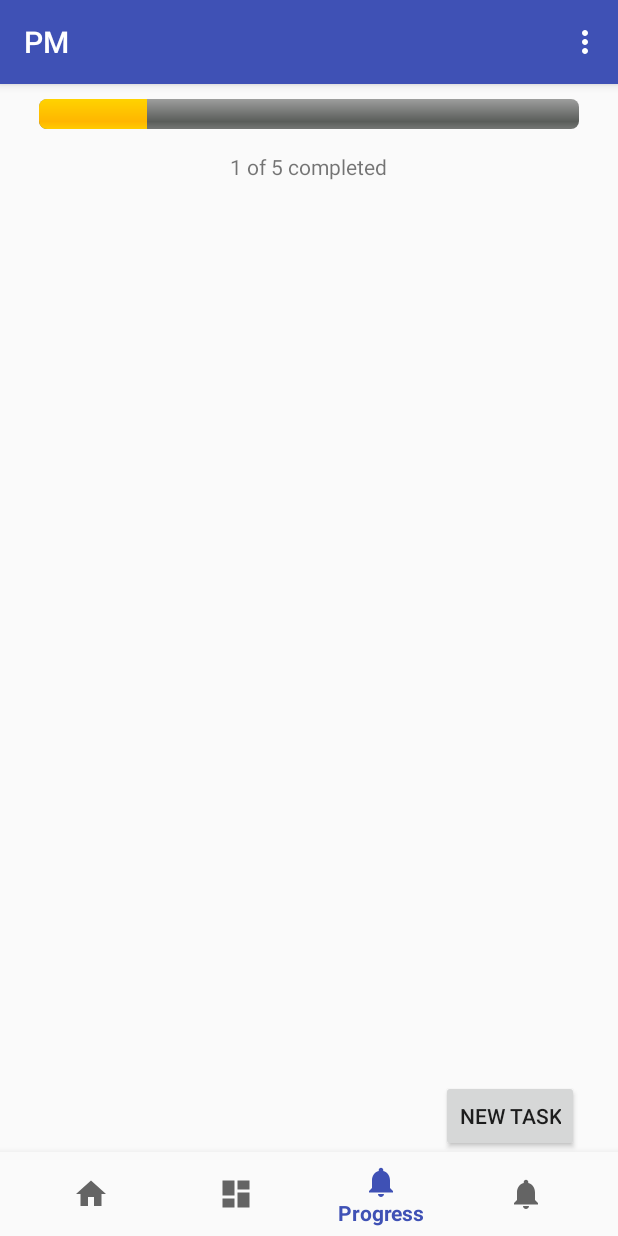
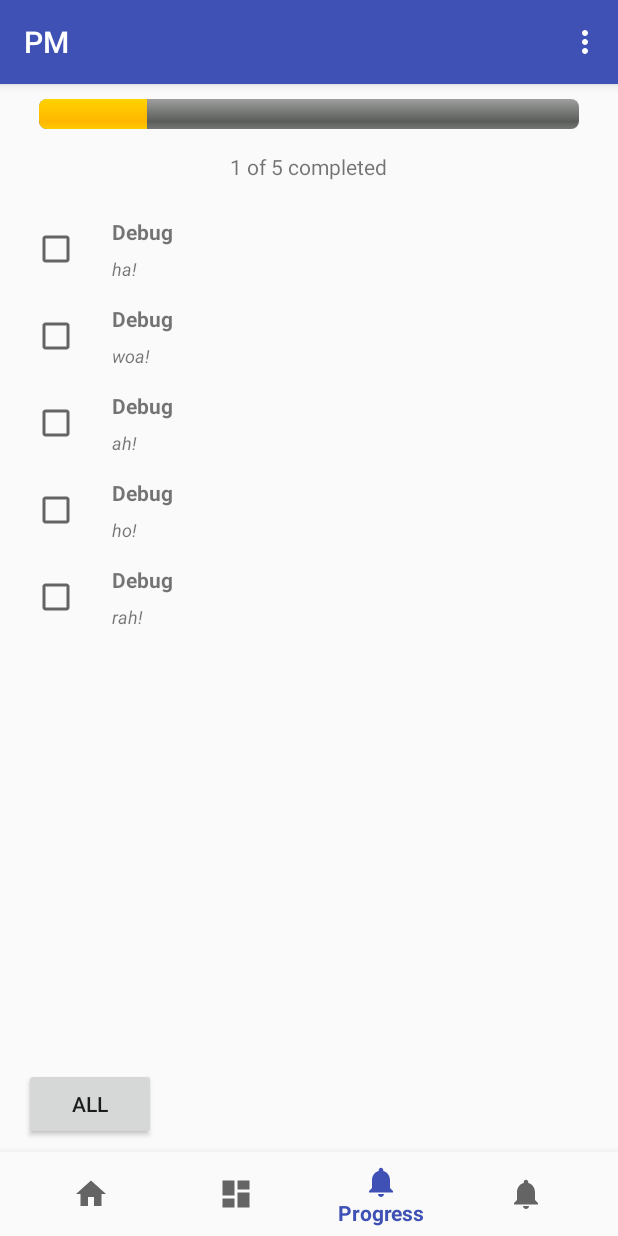
Before and after one commit to Huqicheng/ProjectManagerAPP, an Android app: the screen it shows after launch (MainActivity), item 3 of the bottom bar chosen, on a phone screen of 412 x 824 dp. Run offline under Robolectric (Android 15) with nearby library versions, the phone set to English and light mode, and no system bars; our stand-ins replace androidx.preference.

Commit message:
progress UI rework, custom adapter attempted with failure

```diff
--- a/app/src/main/java/com/example/huqicheng/pm/ProgressFragment.java
+++ b/app/src/main/java/com/example/huqicheng/pm/ProgressFragment.java
@@ -1,12 +1,26 @@
 package com.example.huqicheng.pm;
 
 import android.content.Context;
+import android.database.Cursor;
 import android.net.Uri;
 import android.os.Bundle;
 import android.app.Fragment;
+import android.provider.Settings;
+import android.util.Log;
 import android.view.LayoutInflater;
 import android.view.View;
 import android.view.ViewGroup;
+import android.widget.ArrayAdapter;
+import android.widget.CalendarView;
+import android.widget.ListView;
+
+import com.example.huqicheng.adapter.EventListAdapter;
+import com.example.huqicheng.dao.dbHandler;
+import com.example.huqicheng.dao.dbHandler2;
+import com.example.huqicheng.entity.Event;
+
+import java.util.ArrayList;
+import java.util.List;
 
 
 /**
@@ -18,6 +32,12 @@ import android.view.ViewGroup;
  * create an instance of this fragment.
  */
 public class ProgressFragment extends Fragment {
+
+    dbHandler myDb;
+    dbHandler2 myDb2;
+    int Date;
+
+
     // TODO: Rename parameter arguments, choose names that match
     // the fragment initialization parameters, e.g. ARG_ITEM_NUMBER
     private static final String ARG_PARAM1 = "param1";
@@ -46,7 +66,7 @@ public class ProgressFragment extends Fragment {
         Bundle args = new Bundle();
 //        args.putString(ARG_PARAM1, param1);
 //        args.putString(ARG_PARAM2, param2);
-        fragment.setArguments(args);
+        //fragment.setArguments(args);
         return fragment;
     }
 
@@ -63,7 +83,44 @@ public class ProgressFragment extends Fragment {
     public View onCreateView(LayoutInflater inflater, ViewGroup container,
                              Bundle savedInstanceState) {
         // Inflate the layout for this fragment
-        return inflater.inflate(R.layout.fragment_progress, container, false);
+        //myDb = new dbHandler(getActivity());
+        //Cursor res = myDb.getAllData();
+        //while (res.moveToNext()) {
+        //    if (res.getInt(0) != 0) {
+//                StringBuffer buffer = new StringBuffer();
+//
+//                buffer.append("Id :" + res.getString(0) + "\n");
+//                buffer.append("Event Name :" + res.getString(1) + "\n");
+//                buffer.append("Event Location :" + res.getString(2) + "\n");
+//                buffer.append("Event Discription :" + res.getString(3) + "\n\n");
+//                System.out.print(res.getString(1));
+
+           // }
+
+//        }
+       View view = inflater.inflate(R.layout.fragment_progress, container, false);
+//        ArrayList<Event> eventList = new ArrayList<>();
+//        for(int i = 0;i<3;i++){
+//            Event e = new Event();
+//            e.setEventID(i);
+//            e.setEventTitle("Debug " + i);
+//            e.setEventDescription("woa " + i);
+//            eventList.add(e);
+//        }
+//        ListView listView = (ListView) view.findViewById(R.id.eventlist);
+//        EventListAdapter ela = new EventListAdapter(getActivity(),null);
+//        listView.setAdapter(ela);
+//        ela.add(eventList);
+
+        String [] event_title = {"Debug1", "Debug1", "Debug3","Debug4","Debug5"};
+        String [] event_description = {"ha!", "woa!", "ah!","ho!","rah!"};
+        ListView listView = (ListView) view.findViewById(R.id.eventlist);
+        ArrayAdapter<String> listViewAdapter1 = new ArrayAdapter<String>(getActivity(),R.layout.event_list_row,R.id.title,event_title);
+        listView.setAdapter(listViewAdapter1);
+        ArrayAdapter<String> listViewAdapter2 = new ArrayAdapter<String>(getActivity(),R.layout.event_list_row,R.id.description,event_description);
+        listView.setAdapter(listViewAdapter2);
+        return view;
+
     }
 
     // TODO: Rename method, update argument and hook method into UI event
--- a/app/src/main/res/layout/fragment_progress.xml
+++ b/app/src/main/res/layout/fragment_progress.xml
@@ -30,18 +30,34 @@
     </RelativeLayout>
 
 
+    <!--<Button-->
+        <!--android:id="@+id/complete_btn"-->
+        <!--android:layout_width="wrap_content"-->
+        <!--android:layout_height="wrap_content"-->
+        <!--android:text="Completed"-->
+        <!--android:layout_alignParentBottom="true"-->
+        <!--android:layout_toEndOf="@+id/imcomplete_btn" />-->
+    <!--<Button-->
+        <!--android:id="@+id/imcomplete_btn"-->
+        <!--android:layout_width="wrap_content"-->
+        <!--android:layout_height="wrap_content"-->
+        <!--android:layout_alignParent="true"-->
+        <!--android:text="Imcomplete"-->
+        <!--android:layout_alignParentBottom="true"-->
+        <!--android:layout_toEndOf="@+id/all_btn" />-->
+
     <Button
-        android:id="@+id/add_btn"
+        android:id="@+id/all_btn"
         android:layout_width="wrap_content"
         android:layout_height="wrap_content"
-        android:layout_marginRight="10dp"
+        android:text="All"
         android:layout_alignParentBottom="true"
-        android:layout_alignParentRight="true"
-        android:text="New Task" />
+        android:layout_alignParentStart="true"
+        android:layout_marginBottom="8dp" />
 
 
     <ListView
-        android:id="@+id/tasklist"
+        android:id="@+id/eventlist"
         android:layout_width="fill_parent"
         android:layout_height="fill_parent"
         android:cacheColorHint="@android:color/transparent"
@@ -54,7 +70,7 @@
         android:paddingTop="15dp"
         android:layout_alignParentStart="true"
         android:layout_below="@+id/progressBar"
-        android:layout_above="@+id/add_btn">
+        android:layout_above="@+id/all_btn">
 
     </ListView>
 
```
Also changed, not shown: app/src/main/java/com/example/huqicheng/adapter/EventListAdapter.java (added, +85 -0 lines), app/src/main/java/com/example/huqicheng/entity/Event.java (added, +35 -0 lines), app/src/main/res/layout/event_list_row.xml (renamed from app/src/main/res/layout/task_list_row.xml).
